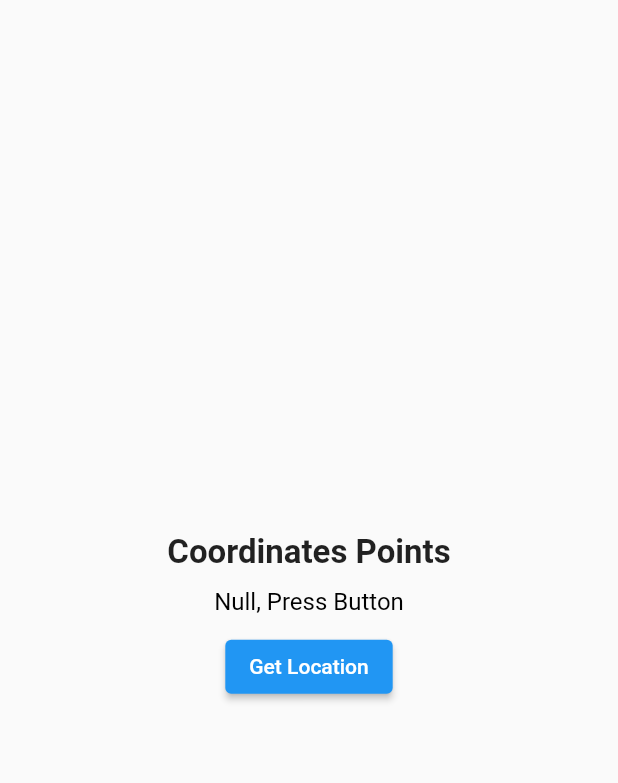
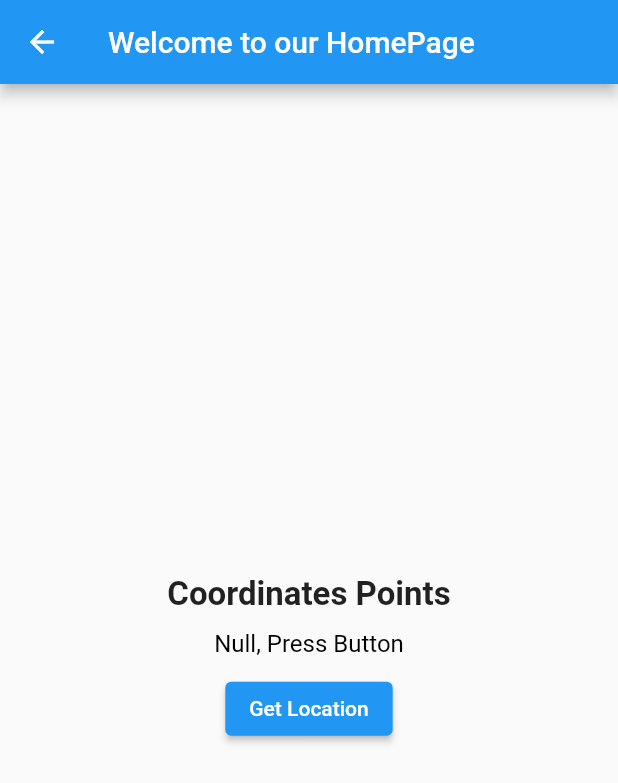
Before and after one commit to Md-Moniruzzaman/testproject, a Flutter app: the UserCurrentLocation screen opened directly, on a phone screen of 412 x 824 dp. Shown: the top 783 px of the screen. Run offline on Flutter 3.47's test engine with Material 2 defaults, Android fonts, the phone set to English and light mode, and no system bars; our stand-ins replace geocoding, geolocator, image_picker; missing offline and left inert: flutter_barcode_scanner.

Commit message:
first commit

```diff
--- a/lib/pages/user_current_location.dart
+++ b/lib/pages/user_current_location.dart
@@ -12,10 +12,10 @@ class UserCurrentLocation extends StatefulWidget {
 }
 
 class _UserCurrentLocationState extends State<UserCurrentLocation> {
+  String location = 'Null, Press Button';
+
   @override
   Widget build(BuildContext context) {
-    String location = 'Null, Press Button';
-
     Future<Position> _getGeoLocationPosition() async {
       bool serviceEnabled;
       LocationPermission permission;
@@ -47,6 +47,10 @@ class _UserCurrentLocationState extends State<UserCurrentLocation> {
     }
 
     return Scaffold(
+      appBar: AppBar(
+        title: Title(
+            color: Colors.white, child: const Text('Welcome to our HomePage')),
+      ),
       body: Center(
         child: Column(
           mainAxisAlignment: MainAxisAlignment.center,
@@ -60,7 +64,7 @@ class _UserCurrentLocationState extends State<UserCurrentLocation> {
             ),
             Text(
               location,
-              style: TextStyle(color: Colors.black, fontSize: 16),
+              style: const TextStyle(color: Colors.black, fontSize: 16),
             ),
             const SizedBox(
               height: 10,
```
Also changed, not shown: lib/pages/imagePickerPage.dart (+6 -4 lines).
